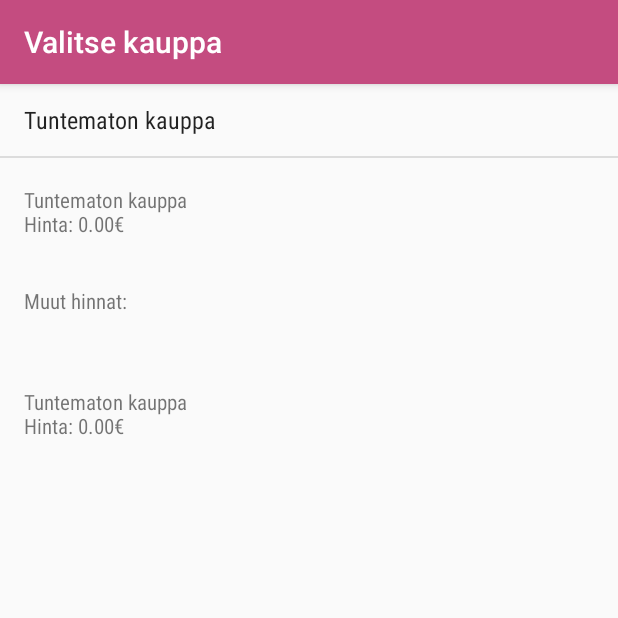
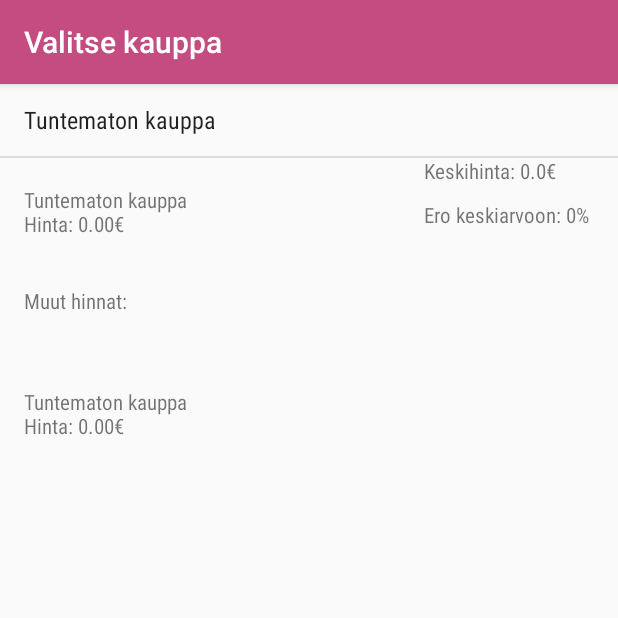
Before and after one commit to Hintahaukka/application, an Android app: the fragment ListPricesFragment placed in its activity, on a phone screen of 412 x 824 dp, the top half of it. Run offline under Robolectric (Android 15) with nearby library versions, the phone set to English and light mode, and no system bars; our stand-ins replace navigation-ui; 22 statements that could not run were skipped.

Commit message:
Keskihinta ja ero prosentteina keskiarvoon näytetään hinnanlistaussivulla

```diff
--- a/app/src/main/java/hifian/hintahaukka/GUI/ListPricesFragment.java
+++ b/app/src/main/java/hifian/hintahaukka/GUI/ListPricesFragment.java
@@ -17,7 +17,8 @@ import java.io.InputStream;
 import java.util.Arrays;
 import java.util.Comparator;
 
-import hifian.hintahaukka.GUI.ListPricesFragmentArgs;
+
+import hifian.hintahaukka.Service.ListPricesUtils;
 import hifian.hintahaukka.Service.PriceListItem;
 import hifian.hintahaukka.R;
 import hifian.hintahaukka.Service.StoreManager;
@@ -31,6 +32,8 @@ public class ListPricesFragment extends Fragment {
     private String cents;
     private String selectedStore;
     private PriceListItem[] priceList;
+    private TextView averagePriceField;
+    private TextView differencePercentageField;
     private TextView myPriceField;
     private TextView productField;
     private TextView pricesTextView;
@@ -40,8 +43,8 @@ public class ListPricesFragment extends Fragment {
     private boolean test;
 
     private boolean isRunningInTestEnvironment;
-
-
+    private double averagePrice;
+    private int differencePercentage;
     public ListPricesFragment() {
         // Required empty public constructor
     }
@@ -69,6 +72,8 @@ public class ListPricesFragment extends Fragment {
 
         //Showing the store and price added by user
         myPriceField = (TextView) getView().findViewById(R.id.myPriceField);
+
+
         Store s = storeManager.getStore(selectedStore);
         if (s!= null && s.getName() != null) {
             myPriceField.append(s.getName());
@@ -86,9 +91,16 @@ public class ListPricesFragment extends Fragment {
         //Showing other prices
         otherPricesText = (TextView) getView().findViewById(R.id.otherPricesText);
         pricesTextView = (TextView) getView().findViewById(R.id.pricesTextView);
+
+        //Showing average price and difference to average price
+        averagePriceField = (TextView) getView().findViewById(R.id.averagePriceField);
+        differencePercentageField = (TextView) getView().findViewById(R.id.differencePercentageField);
+
+
         this.handlePricelist();
 
-
+        averagePriceField.setText("Keskihinta: " + averagePrice + "€");
+        differencePercentageField.setText("Ero keskiarvoon: " + differencePercentage + "%");
     }
 
     @Override
@@ -134,6 +146,10 @@ public class ListPricesFragment extends Fragment {
         }
         // can first one be locked ??
         pricesTextView.setMovementMethod(new ScrollingMovementMethod());
+
+        double myPrice = Integer.parseInt(this.cents) / 100.0;
+        averagePrice = ListPricesUtils.getAveragePrice(priceList ,myPrice);
+        differencePercentage = ListPricesUtils.getDifferenceToAveragePriceInPercentages(myPrice, averagePrice);
     }
 
     /**
--- /dev/null
+++ b/app/src/main/java/hifian/hintahaukka/Service/ListPricesUtils.java
@@ -0,0 +1,27 @@
+package hifian.hintahaukka.Service;
+
+
+
+
+public class ListPricesUtils {
+
+    public static double getAveragePrice(PriceListItem[] priceListItem, double enteredPrice) {
+
+        double sum = enteredPrice*100;
+
+        for (int i = 0; i < priceListItem.length; i++) {
+            sum = sum + priceListItem[i].getCents();
+        }
+        sum = sum / (priceListItem.length+1);
+        sum = sum/100;
+        sum = Math.round(sum * 100.0) / 100.0;
+        return sum;
+    }
+
+    public static int getDifferenceToAveragePriceInPercentages(double enteredPrice ,double averagePrice) {
+        double difference = ((enteredPrice/averagePrice)*100)-100;
+        int difference1 = (int) Math.round(difference);
+        return difference1;
+    }
+
+}
--- a/app/src/main/java/hifian/hintahaukka/Service/StoreManager.java
+++ b/app/src/main/java/hifian/hintahaukka/Service/StoreManager.java
@@ -81,13 +81,13 @@ public class StoreManager {
         Collections.sort(this.stores, new StoreDistanceComparator(lat, lon));
 
         int numberOfStoresToReturn = 10;
-        if(numberOfStoresToReturn > stores.size()) numberOfStoresToReturn = stores.size();
+        //if(numberOfStoresToReturn > stores.size()) numberOfStoresToReturn = stores.size();
 
         List<Store> storesToList = new ArrayList<>();
         for (int i = 0; i < numberOfStoresToReturn; i++) {
             // Include stores only within 500m (500m is approx. 0.009094 in lat&lon difference).
-            double dist = Math.hypot(stores.get(i).getLat() - lat, stores.get(i).getLon() - lon);
-            if(dist > 0.009094) break;
+            //double dist = Math.hypot(stores.get(i).getLat() - lat, stores.get(i).getLon() - lon);
+            //if(dist > 0.009094) break;
 
             storesToList.add(stores.get(i));
         }
--- a/app/src/main/res/layout/fragment_list_prices.xml
+++ b/app/src/main/res/layout/fragment_list_prices.xml
@@ -63,4 +63,20 @@
         app:layout_constraintTop_toBottomOf="@+id/otherPricesText"
         tools:text="Gottby kiosk\n17.10.2019\nHinta: 0.56€" />
 
+    <TextView
+        android:id="@+id/averagePriceField"
+        android:layout_width="113dp"
+        android:layout_height="29dp"
+        android:text="TextView"
+        app:layout_constraintEnd_toStartOf="@+id/guideline_list_prices_right"
+        app:layout_constraintTop_toTopOf="@+id/guideline_list_prices_top" />
+
+    <TextView
+        android:id="@+id/differencePercentageField"
+        android:layout_width="129dp"
+        android:layout_height="30dp"
+        android:text="TextView"
+        app:layout_constraintEnd_toEndOf="parent"
+        app:layout_constraintTop_toBottomOf="@+id/averagePriceField" />
+
 </androidx.constraintlayout.widget.ConstraintLayout>
```
